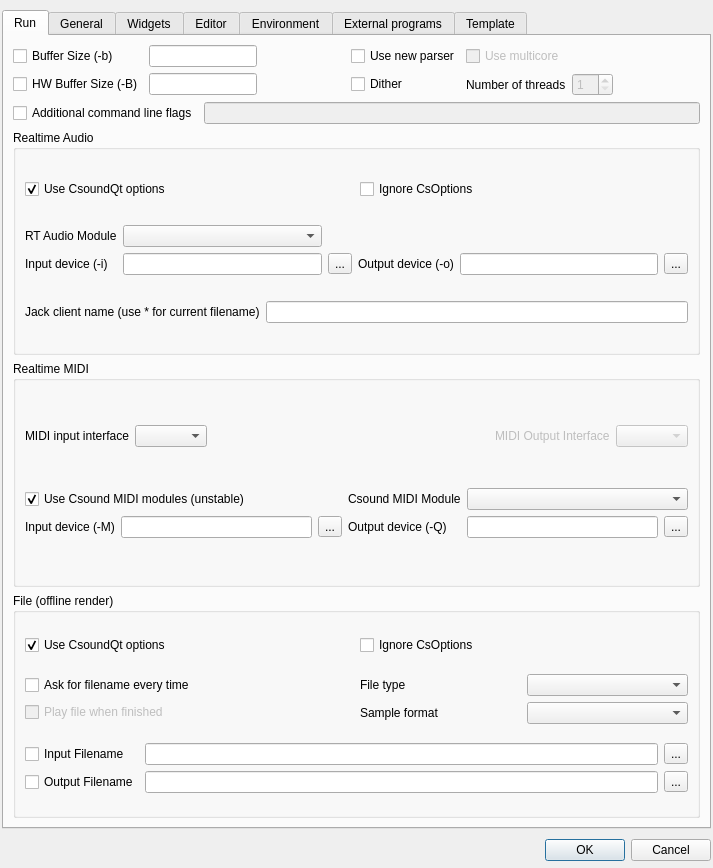
Above: src/configdialog.ui from CsoundQt/CsoundQt before the change. Below: the same form after it.
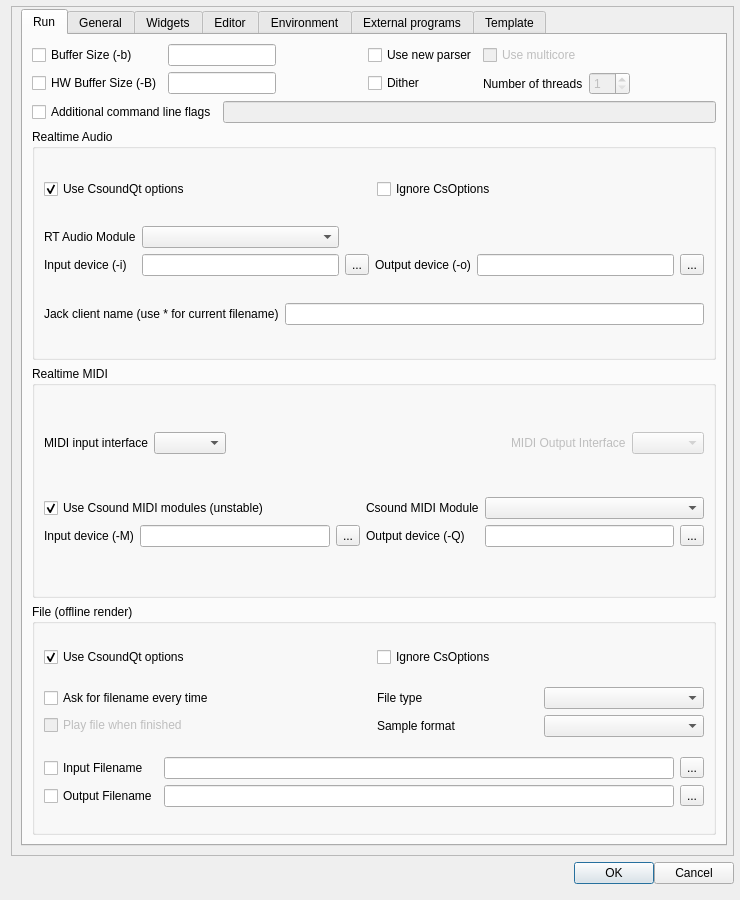
That is the form after the change. The open tabs and pages were chosen to show the change.

Commit message: Fixed config dialog resizing. Added scrollarea

What changed in the file:
```diff
--- a/src/configdialog.ui
+++ b/src/configdialog.ui
@@ -7,8 +7,8 @@
    <rect>
     <x>0</x>
     <y>0</y>
-    <width>713</width>
-    <height>868</height>
+    <width>740</width>
+    <height>900</height>
    </rect>
   </property>
   <property name="windowTitle">
@@ -18,55 +18,39 @@
    <bool>true</bool>
   </property>
   <layout class="QGridLayout" name="gridLayout_5">
-   <property name="leftMargin">
-    <number>2</number>
-   </property>
    <property name="topMargin">
-    <number>10</number>
+    <number>6</number>
    </property>
    <property name="rightMargin">
-    <number>2</number>
+    <number>6</number>
    </property>
-   <property name="bottomMargin">
+   <property name="verticalSpacing">
     <number>2</number>
    </property>
-   <item row="2" column="0">
-    <layout class="QHBoxLayout" name="buttonLayout">
-     <item>
-      <spacer name="buttonSpacer">
-       <property name="orientation">
-        <enum>Qt::Horizontal</enum>
-       </property>
-       <property name="sizeHint" stdset="0">
-        <size>
-         <width>131</width>
-         <height>31</height>
-        </size>
-       </property>
-      </spacer>
-     </item>
-     <item>
-      <widget class="QPushButton" name="okButton">
-       <property name="text">
-        <string>OK</string>
-       </property>
-       <property name="default">
+   <item row="0" column="0">
+    <widget class="QScrollArea" name="scrollArea">
+     <property name="widgetResizable">
         <bool>true</bool>
        </property>
-       <property name="flat">
-        <bool>false</bool>
-       </property>
-      </widget>
-     </item>
-     <item>
-      <widget class="QPushButton" name="cancelButton">
-       <property name="text">
-        <string>Cancel</string>
+     <widget class="QWidget" name="scrollAreaWidgetContents">
+      <property name="geometry">
+       <rect>
+        <x>0</x>
+        <y>0</y>
+        <width>724</width>
+        <height>842</height>
+       </rect>
+      </property>
+      <layout class="QGridLayout" name="gridLayout_18">
+       <property name="topMargin">
+        <number>2</number>
        </property>
-      </widget>
-     </item>
-    </layout>
-   </item>
+       <property name="rightMargin">
+        <number>6</number>
+       </property>
+       <property name="verticalSpacing">
+        <number>2</number>
+       </property>
    <item row="0" column="0">
     <widget class="QTabWidget" name="editorTabWidget">
      <property name="enabled">
@@ -2039,6 +2023,47 @@
    </item>
   </layout>
  </widget>
+    </widget>
+   </item>
+   <item row="1" column="0">
+    <layout class="QHBoxLayout" name="buttonLayout">
+     <item>
+      <spacer name="buttonSpacer">
+       <property name="orientation">
+        <enum>Qt::Horizontal</enum>
+       </property>
+       <property name="sizeHint" stdset="0">
+        <size>
+         <width>131</width>
+         <height>31</height>
+        </size>
+       </property>
+      </spacer>
+     </item>
+     <item>
+      <widget class="QPushButton" name="okButton">
+       <property name="text">
+        <string>OK</string>
+       </property>
+       <property name="default">
+        <bool>true</bool>
+       </property>
+       <property name="flat">
+        <bool>false</bool>
+       </property>
+      </widget>
+     </item>
+     <item>
+      <widget class="QPushButton" name="cancelButton">
+       <property name="text">
+        <string>Cancel</string>
+       </property>
+      </widget>
+     </item>
+    </layout>
+   </item>
+  </layout>
+ </widget>
  <resources/>
  <connections>
   <connection>
```
Left out of the diff: 738 changed lines with no effect on the pictures. Lines whose indentation alone changed are shown as unchanged. The commit also changes 1 other file.
